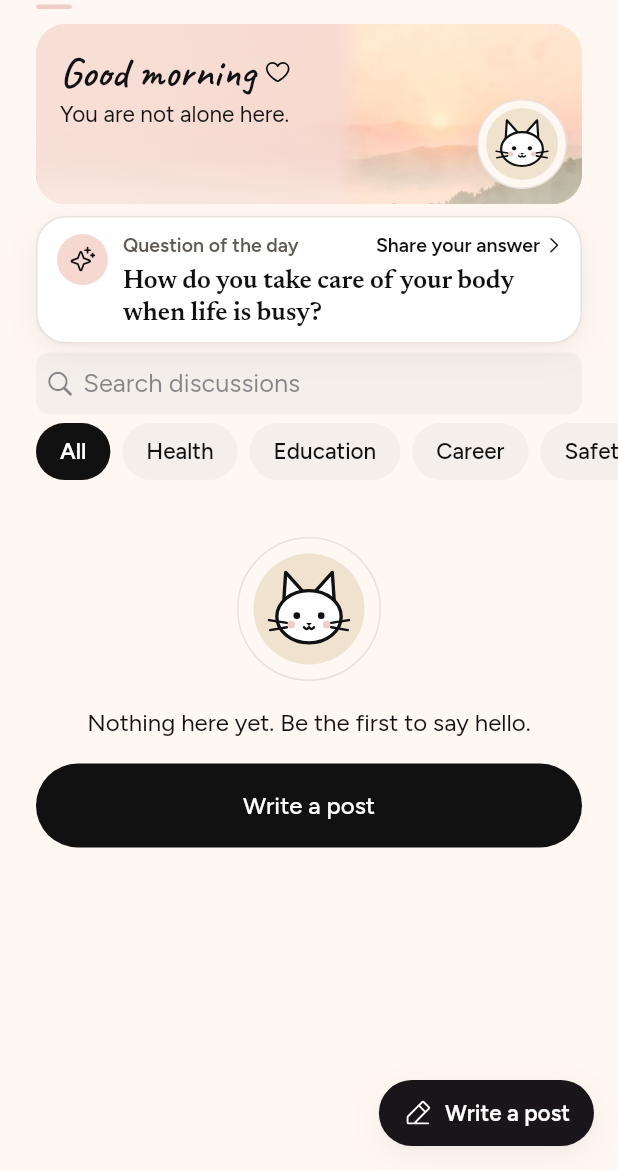
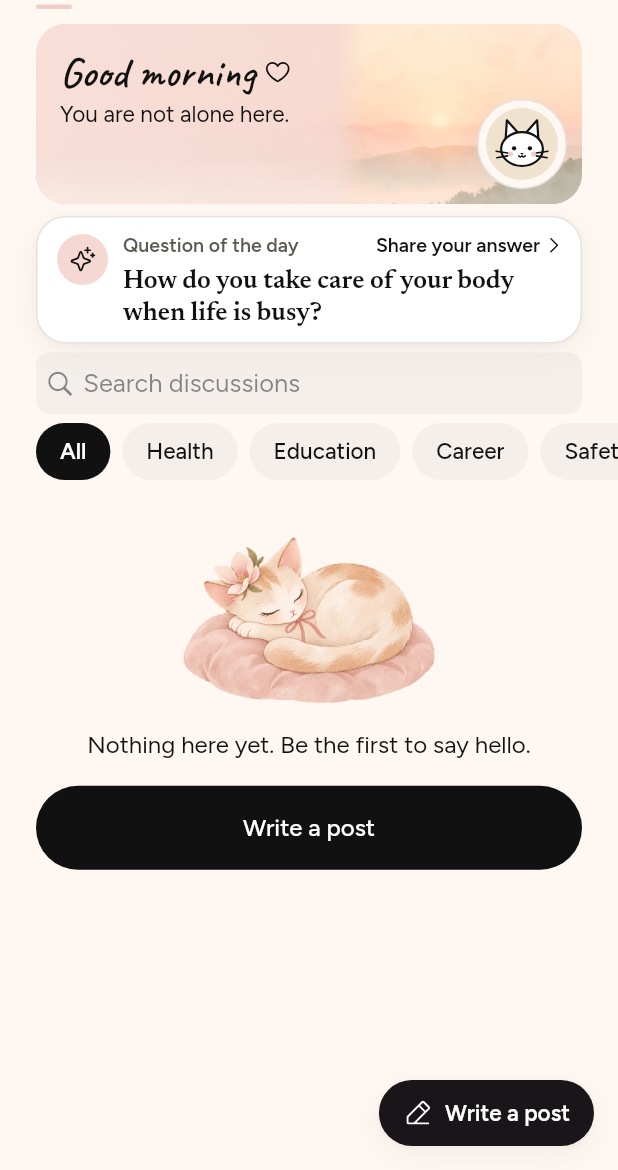
Before and after one commit to DineshVco/women-community-support, a Flutter app: the HomeScreen screen opened directly, on a phone screen of 412 x 824 dp, the part 66-1236 px from its top. Run offline on Flutter 3.47's test engine with Material 3 defaults, Android fonts, the phone set to English and light mode, and no system bars; our stand-ins replace cloud_firestore, firebase_auth, firebase_core, flutter_secure_storage, google_fonts, google_sign_in and 3 more; missing offline and left inert: cryptography; accounts and stored records are empty; generated files the repository leaves out were written again; project files that could hold a hidden picture were left out.

Commit message:
The painted sleeping cat: Today for you, late-night Discuss, empty lists
Replaces the ginger cat (cat_nap.webp). WebP, 800 px, 54 KB.

Co-Authored-By: Claude Opus 5.5 <noreply@anthropic.com>

```diff
--- a/lib/presentation/widgets/card_picture.dart
+++ b/lib/presentation/widgets/card_picture.dart
@@ -8,8 +8,12 @@ class CardPictures {
   /// Right side of the profile card on Me.
   static const String magnolia = 'assets/images/hero/hero_magnolia.webp';
 
-  /// Right side of the "Today for you" card on Care: a ginger cat napping.
-  static const String catNap = 'assets/images/hero/cat_nap.webp';
+  /// The painted cat asleep on a pink cushion (cut-out): the "Today for
+  /// you" card on Care, the late-night Discuss hero and empty lists.
+  static const String catSleep = 'assets/images/hero/cat_sleep.webp';
+
+  /// Its width / height.
+  static const double catSleepAspect = 800 / 528;
 
   /// Answers already found (only finished answers are kept, never a lookup
   /// still in progress, so one slow lookup can never block later ones).
--- a/lib/presentation/widgets/empty_state.dart
+++ b/lib/presentation/widgets/empty_state.dart
@@ -2,6 +2,7 @@ import 'package:flutter/material.dart';
 
 import '../../core/theme/app_colors.dart';
 import '../../core/theme/app_spacing.dart';
+import 'card_picture.dart';
 import 'fade_slide_in.dart';
 import 'feed_greeting.dart' show PeekingCat;
 import 'floating_illustration.dart';
@@ -84,8 +85,8 @@ class EmptyState extends StatelessWidget {
   }
 }
 
-/// An empty list: the Looma cat (gently alive, still with Reduce motion) and
-/// one warm line, with an optional button.
+/// An empty list: the painted cat asleep on its cushion and one warm line,
+/// with an optional button.
 class CatEmptyState extends StatelessWidget {
   const CatEmptyState({
     super.key,
@@ -98,7 +99,8 @@ class CatEmptyState extends StatelessWidget {
   final String? actionLabel;
   final VoidCallback? onAction;
 
-  static const double catSize = 96;
+  /// How wide the sleeping cat is drawn.
+  static const double catWidth = 168;
 
   @override
   Widget build(BuildContext context) {
@@ -114,18 +116,25 @@ class CatEmptyState extends StatelessWidget {
           mainAxisSize: MainAxisSize.min,
           children: [
             ExcludeSemantics(
-              child: Container(
+              child: SizedBox(
                 key: const ValueKey('empty-cat'),
-                width: catSize,
-                height: catSize,
-                padding: const EdgeInsets.all(10),
-                decoration: BoxDecoration(
-                  // Cream in both modes: the drawing has dark lines.
-                  color: PeekingCat.halo,
-                  shape: BoxShape.circle,
-                  border: Border.all(color: palette.border),
+                width: catWidth,
+                height: catWidth / CardPictures.catSleepAspect,
+                child: Image.asset(
+                  CardPictures.catSleep,
+                  fit: BoxFit.contain,
+                  excludeFromSemantics: true,
+                  // If it cannot load, the drawn cat instead.
+                  errorBuilder:
+                      (_, _, _) => Container(
+                        decoration: BoxDecoration(
+                          color: PeekingCat.halo,
+                          shape: BoxShape.circle,
+                          border: Border.all(color: palette.border),
+                        ),
+                        child: const LivingCat(size: 72, listen: false),
+                      ),
                 ),
-                child: const LivingCat(size: catSize - 22, listen: false),
               ),
             ),
             const SizedBox(height: AppSpacing.lg),
--- a/lib/presentation/widgets/feed_greeting.dart
+++ b/lib/presentation/widgets/feed_greeting.dart
@@ -6,6 +6,7 @@ import '../../core/theme/app_typography.dart';
 import '../../core/utils/greeting.dart';
 import '../../core/theme/app_icons.dart';
 import 'fade_slide_in.dart';
+import 'card_picture.dart';
 import 'living_cat.dart';
 import 'hero_card.dart';
 
@@ -116,9 +117,32 @@ class PeekingCat extends StatelessWidget {
   /// The circle behind the drawing, the same in light and dark mode.
   static const Color halo = Color(0xFFFEF7F2);
 
+  /// Late at night: the painted cat asleep on its cushion, this wide.
+  static const double sleepWidth = 92;
+
   @override
   Widget build(BuildContext context) {
     final palette = context.palette;
+    if (night) {
+      return ExcludeSemantics(
+        child: FadeSlideIn(
+          distance: 6,
+          child: SizedBox(
+            key: const ValueKey('sleeping-cat'),
+            width: sleepWidth,
+            height: sleepWidth / CardPictures.catSleepAspect,
+            child: Image.asset(
+              CardPictures.catSleep,
+              fit: BoxFit.contain,
+              excludeFromSemantics: true,
+              errorBuilder:
+                  (_, _, _) =>
+                      LivingCat(size: size - 12, night: true, listen: false),
+            ),
+          ),
+        ),
+      );
+    }
     return ExcludeSemantics(
       child: FadeSlideIn(
         distance: 6,
--- a/lib/presentation/widgets/today_for_you_card.dart
+++ b/lib/presentation/widgets/today_for_you_card.dart
@@ -35,7 +35,7 @@ class TodayForYouCard extends StatelessWidget {
 
   static const String heading = 'Today for you';
 
-  /// The napping cat takes the right 32%.
+  /// The sleeping cat takes the right 32%.
   static const double pictureWidth = 0.32;
 
   /// The text stops where the cat starts (it does not fade).
@@ -90,7 +90,7 @@ class TodayForYouCard extends StatelessWidget {
                   heightFactor: 1,
                   child: CardPicture(
                     key: const ValueKey('today-picture'),
-                    asset: CardPictures.catNap,
+                    asset: CardPictures.catSleep,
                     // A cut-out cat: shown whole, at the bottom right, with
                     // no fade (the text stops before it).
                     fit: BoxFit.contain,
```
Also changed, not shown: assets/images/hero/cat_nap.webp (deleted), assets/images/hero/cat_sleep.webp (added), 4 other files.
